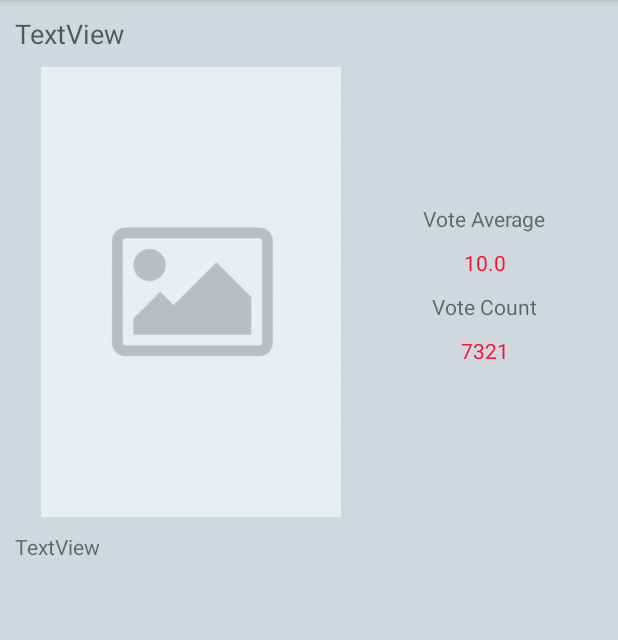
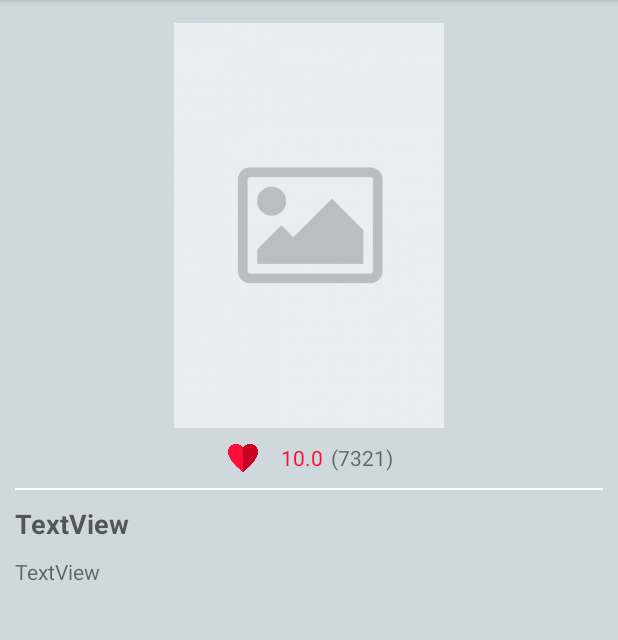
Before and after one commit to farhanmasood/MoviesTaskForPix, an Android app: the MovieDetails screen opened directly, with no data from a screen before it, on a phone screen of 412 x 824 dp, the part 84-724 px from its top. Run offline under Robolectric (Android 15) with nearby library versions, the phone set to English and light mode, and no system bars; our stand-ins replace Picasso; pictures from the network do not load; 6 statements that could not run were skipped.

Commit message:
Movie details screen UI improvements finalized

```diff
--- a/MoviesDB/app/src/main/java/com/test/moviesdb/activity/MainActivity.java
+++ b/MoviesDB/app/src/main/java/com/test/moviesdb/activity/MainActivity.java
@@ -46,39 +46,101 @@ import retrofit2.Response;
 public class MainActivity extends BaseActivity implements SearchView.OnQueryTextListener, SearchView.OnSuggestionListener, SearchView.OnFocusChangeListener{
     //TAG to display and track logs
     private static final String TAG = MainActivity.class.getSimpleName();
-    //Page start value to load the first
+
+    //Page start value to get the first page in search query from movies API
     private static final int PAGE_START = 1;
+
+    //Movie text constant to use as column name in SimpleCursor Adapter
     private static final String MOVIE_TEXT = "movie_text";
 
+    //To store the context of this activity
     private Context mContext;
+
+    //MoviesResponseList model object to store the response from API query
     MoviesResponseList moviesResponseList=null;
+
+    //Callbacksmanager object to hanlde all callbacks from API queries
     private CallbacksManager mCallbacksManager = new CallbacksManager();
+
+    //Variables to be used for mapping from xml to java
     private RecyclerView mRecyclerView;
     private LinearLayoutManager layoutManager;
-    private MoviesAdapter mMoviesAdapter;
     private ProgressBar mProgressBar;
     private SearchView mSearchView;
     private LinearLayout rootView;
+    //*
+
+    //Movies adapted to handle movies list
+    private MoviesAdapter mMoviesAdapter;
+
+    //databasehandler object to store successful suggestions
     DatabaseHandler databaseHandler;
+
+    //isLoading is used to check if the API call is completed or still in place
     private boolean isLoading = false;
+
+    //String list to store last 10 suggestions
     private List<String> suggestionsList;
 
+    //Simple cursor adapter to be used for suggestions handling
     private SimpleCursorAdapter mAdapter;
 
+    //To store the main search query
     private String searchString;
 
+    //Setting up mainactivities xml file to the main view
     @Override
     protected int setActivityLayout() {
         return R.layout.activity_main;
     }
 
+    //Binding java variables to xml views
     @Override
     protected void initViews() {
         mProgressBar = findViewById(R.id.progress_bar);
         mRecyclerView = findViewById(R.id.facts_recycler_view);
         mSearchView = findViewById(R.id.search_view);
-        rootView=(LinearLayout)findViewById(R.id.rootView);
+        rootView=findViewById(R.id.rootView);
         rootView.requestFocus();
+    }
+
+    //Initializing local variables
+    @Override
+    protected void initValues() {
+        mContext=this;
+        mMoviesAdapter = new MoviesAdapter();
+        layoutManager = new LinearLayoutManager(this);
+        databaseHandler = new DatabaseHandler(this);
+        suggestionsList=databaseHandler.getLastt10Suggestions();
+    }
+
+    //Setting up values in variables which are bounded to view
+    @Override
+    protected void initValuesInViews() {
+        mRecyclerView.setLayoutManager(layoutManager);
+        mRecyclerView.setItemAnimator(new DefaultItemAnimator());
+        mRecyclerView.setAdapter(mMoviesAdapter);
+
+
+        setupSuggestionsAdapter(0);
+
+    }
+
+    /*
+    * This function's first sets up the minimum threshold value for searchview to show suggestions as a list
+    * For now we are setting up threshold to 0 because we want to display suggestions list even if user haven't
+    * typed a single character.
+    * The second step is to create a cursor adapter for suggestions list which will be displayed with searchview
+    * Then finally setting up cursor adapter to searchView
+    */
+    private void setupSuggestionsAdapter(int threshold)
+    {
+        //Setting up threshold
+        int autoCompleteTextViewID = getResources().getIdentifier("android:id/search_src_text", null, null);
+        AutoCompleteTextView searchAutoCompleteTextView = (AutoCompleteTextView) mSearchView.findViewById(autoCompleteTextViewID);
+        searchAutoCompleteTextView.setThreshold(threshold);
+
+        //Creating cursor adapter
         final String[] from = new String[] {MOVIE_TEXT};
         final int[] to = new int[] {android.R.id.text1};
         mAdapter = new SimpleCursorAdapter(this,
@@ -87,32 +149,12 @@ public class MainActivity extends BaseActivity implements SearchView.OnQueryText
                 from,
                 to,
                 CursorAdapter.FLAG_REGISTER_CONTENT_OBSERVER);
+
+        //assigning cursor adapter for suggestions to searchview
+        mSearchView.setSuggestionsAdapter(mAdapter);
     }
 
-    @Override
-    protected void initValues() {
-        mMoviesAdapter = new MoviesAdapter();
-        layoutManager = new LinearLayoutManager(this);
-        mContext=this;
-        databaseHandler = new DatabaseHandler(this);
-        suggestionsList=databaseHandler.getLastt10Suggestions();
-    }
-
-    @Override
-    protected void initValuesInViews() {
-        mRecyclerView.setLayoutManager(layoutManager);
-        mRecyclerView.setItemAnimator(new DefaultItemAnimator());
-        mRecyclerView.setAdapter(mMoviesAdapter);
-
-
-        int autoCompleteTextViewID = getResources().getIdentifier("android:id/search_src_text", null, null);
-        AutoCompleteTextView searchAutoCompleteTextView = (AutoCompleteTextView) mSearchView.findViewById(autoCompleteTextViewID);
-        searchAutoCompleteTextView.setThreshold(0);
-
-        mSearchView.setSuggestionsAdapter(mAdapter);
-
-    }
-
+    //If some views required to implement their listeners this functions sets up listeners for them
     @Override
     protected void setListenersOnViews() {
 
@@ -120,8 +162,10 @@ public class MainActivity extends BaseActivity implements SearchView.OnQueryText
         mSearchView.setOnSuggestionListener(this);
         mSearchView.setOnQueryTextFocusChangeListener(this);
 
-        //Scroll listener to check if there is a need to load next page
+        //Scroll listener to check if there is a need to load next page and then to load the next page
         mRecyclerView.addOnScrollListener(new PaginationScrollListener(layoutManager) {
+
+            //This functions loads more items if
             @Override
             protected void loadMoreItems() {
                 Log.e("recyclerview", "loadMoreItems");
--- a/MoviesDB/app/src/main/java/com/test/moviesdb/activity/MovieDetails.java
+++ b/MoviesDB/app/src/main/java/com/test/moviesdb/activity/MovieDetails.java
@@ -26,11 +26,11 @@ public class MovieDetails extends BaseActivity {
 
     @Override
     protected void initViews() {
-        movieTitle=(TextView) findViewById(R.id.movie_title_text);
-        moviePoster=(ImageView) findViewById(R.id.movie_poster_big);
-        movieVoteAverage=(TextView) findViewById(R.id.vote_average_text);
-        movieVoteCount=(TextView) findViewById(R.id.vote_count_text);
-        movieOverview=(TextView) findViewById(R.id.movie_overview_text);
+        movieTitle=findViewById(R.id.movie_title_text);
+        moviePoster = findViewById(R.id.movie_poster_big);
+        movieVoteAverage = findViewById(R.id.vote_average_text);
+        movieVoteCount = findViewById(R.id.vote_count_text);
+        movieOverview = findViewById(R.id.movie_overview_text);
     }
 
     @Override
@@ -44,7 +44,7 @@ public class MovieDetails extends BaseActivity {
     protected void initValuesInViews() {
         movieTitle.setText(mMovie.getMovieTitle());
         movieVoteAverage.setText(mMovie.getVoteAverage()+"");
-        movieVoteCount.setText(mMovie.getVoteCount()+"");
+        movieVoteCount.setText("("+mMovie.getVoteCount()+")");
         movieOverview.setText(mMovie.getOverview());
         if(mMovie.getMoviePoster()!=null)
         {
--- a/MoviesDB/app/src/main/res/layout/activity_movie_details.xml
+++ b/MoviesDB/app/src/main/res/layout/activity_movie_details.xml
@@ -9,92 +9,86 @@
        android:layout_width="match_parent"
        android:layout_height="wrap_content"
        android:id="@+id/scrollView2">
-       <RelativeLayout
-           android:layout_width="match_parent"
-           android:layout_height="wrap_content">
-           <TextView
-               android:id="@+id/movie_title_text"
-               android:layout_width="wrap_content"
-               android:layout_height="wrap_content"
-               android:layout_alignParentLeft="true"
-               android:layout_alignParentStart="true"
-               android:text="TextView"
-               android:padding="10dp"
-               android:textAppearance="@style/Base.TextAppearance.AppCompat.Medium" />
        <LinearLayout
-               android:id="@+id/center_layout"
            android:layout_width="match_parent"
            android:layout_height="wrap_content"
-               android:orientation="horizontal"
-               android:weightSum="10"
-               android:layout_below="@id/movie_title_text"
-               android:layout_marginLeft="10dp"
-               android:layout_marginRight="10dp">
+           android:layout_marginTop="15dp"
+           android:layout_marginBottom="15dp"
+           android:orientation="vertical">
+
            <ImageView
                android:id="@+id/movie_poster_big"
-                   android:layout_below="@id/movie_title_text"
-                   android:layout_width="0dp"
-                   android:layout_height="300dp"
+               android:layout_width="match_parent"
+               android:layout_height="270dp"
                android:layout_alignParentLeft="true"
                android:src="@drawable/default_image"
                android:layout_weight="6"
-                   android:layout_gravity="left"
+               android:layout_gravity="center"
                />
            <LinearLayout
-                   android:layout_width="0dp"
+               android:layout_width="wrap_content"
                android:layout_height="wrap_content"
                android:layout_weight="4"
-                   android:layout_gravity="center_vertical"
-                   android:orientation="vertical">
-                   <TextView
-                       android:layout_width="wrap_content"
-                       android:layout_height="wrap_content"
-                       android:text="Vote Average"
-                       android:layout_gravity="center"
-                       android:gravity="center"
+               android:layout_gravity="center_horizontal"
+               android:orientation="horizontal">
+                <ImageView
+                    android:layout_width="20dp"
+                    android:layout_height="20dp"
+                    android:src="@drawable/favorite"
+                    android:layout_margin="10dp"
                     />
                <TextView
                    android:id="@+id/vote_average_text"
                    android:layout_width="wrap_content"
                    android:layout_height="wrap_content"
                    android:text="10.0"
-                       android:layout_gravity="center"
-                       android:gravity="center"
-                       android:padding="10dp"
+                   android:paddingTop="8dp"
+                   android:paddingLeft="5dp"
+                   android:paddingBottom="8dp"
+                   android:paddingRight="5dp"
+                   android:layout_gravity="center_vertical"
                    android:textColor="@color/fav_color"
-                       />
-                   <TextView
-                       android:layout_width="wrap_content"
-                       android:layout_height="wrap_content"
-                       android:text="Vote Count"
-                       android:layout_gravity="center"
-                       android:gravity="center"
                    />
                <TextView
                    android:id="@+id/vote_count_text"
                    android:layout_width="wrap_content"
                    android:layout_height="wrap_content"
-                       android:text="7321"
-                       android:layout_gravity="center"
+                   android:text="(7321)"
                    android:gravity="center"
-                       android:padding="10dp"
-                       android:textColor="@color/fav_color"
+                   android:paddingRight="8dp"
+                   android:paddingTop="8dp"
+                   android:layout_gravity="center_vertical"
+                   android:paddingBottom="8dp"
                    />
            </LinearLayout>
 
-           </LinearLayout>
+           <View
+               android:layout_width="match_parent"
+               android:layout_height="1dp"
+               android:background="@android:color/white"
+               android:layout_marginLeft="10dp"
+               android:layout_marginRight="10dp"
+               />
+           <TextView
+               android:id="@+id/movie_title_text"
+               android:layout_width="wrap_content"
+               android:layout_height="wrap_content"
+               android:text="TextView"
+               android:padding="10dp"
+               android:textStyle="bold"
+               android:textAppearance="@style/Base.TextAppearance.AppCompat.Medium" />
+
            <TextView
                android:id="@+id/movie_overview_text"
                android:layout_width="wrap_content"
                android:layout_height="wrap_content"
-               android:layout_alignParentLeft="true"
-               android:layout_alignParentStart="true"
                android:text="TextView"
-               android:layout_below="@+id/center_layout"
-               android:padding="10dp"/>
-
-
-       </RelativeLayout>
+               android:maxLength="100000"
+               android:maxLines="100"
+               android:paddingLeft="10dp"
+               android:paddingRight="10dp"
+               android:paddingBottom="10dp"/>
+       </LinearLayout>
    </ScrollView>
 
 
```
Also changed, not shown: MoviesDB/app/src/main/java/com/test/moviesdb/activity/BaseActivity.java (+4 -0 lines). Lines whose indentation alone changed are shown as unchanged.
